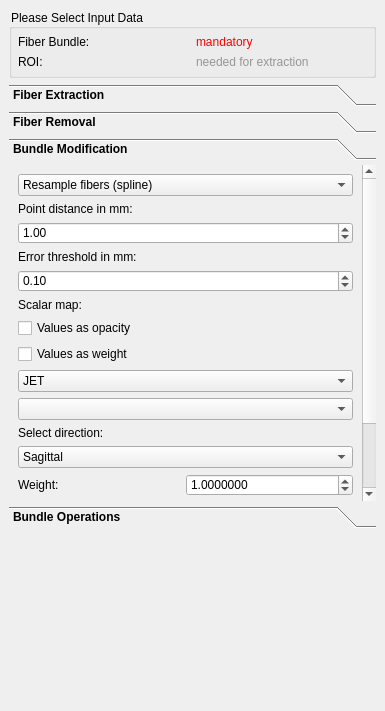
Before: the Qt Designer form Plugins/org.mitk.gui.qt.diffusionimaging.fiberprocessing/src/internal/QmitkFiberProcessingViewControls.ui in MIC-DKFZ/MITK-Diffusion, drawn with Qt 5.
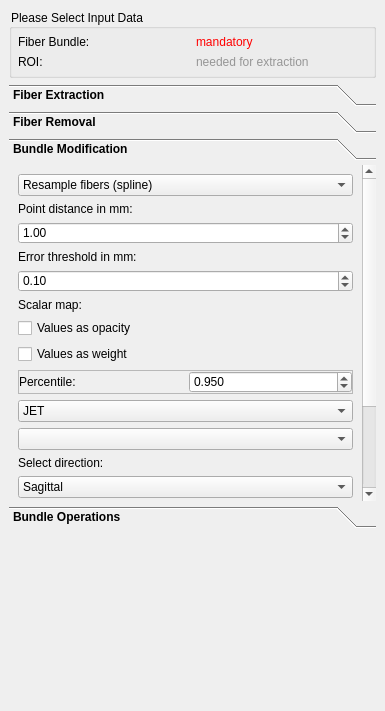
After: the same form once the commit is applied. The open tabs and pages were chosen to show the change. Icons and pictures are not drawn. Custom widgets are drawn as their Qt base class.

Patch:
```diff
--- a/Plugins/org.mitk.gui.qt.diffusionimaging.fiberprocessing/src/internal/QmitkFiberProcessingViewControls.ui
+++ b/Plugins/org.mitk.gui.qt.diffusionimaging.fiberprocessing/src/internal/QmitkFiberProcessingViewControls.ui
@@ -1133,7 +1133,7 @@
         <x>0</x>
         <y>0</y>
         <width>353</width>
-        <height>428</height>
+        <height>461</height>
        </rect>
       </property>
       <attribute name="label">
@@ -1276,6 +1276,9 @@
           <property name="verticalSpacing">
            <number>6</number>
           </property>
+          <item row="5" column="0">
+           <widget class="QmitkDataStorageComboBox" name="m_ColorMapBox"/>
+          </item>
           <item row="0" column="0">
            <widget class="QLabel" name="label_12">
             <property name="text">
@@ -1283,22 +1286,6 @@
             </property>
            </widget>
           </item>
-          <item row="4" column="0">
-           <widget class="QmitkDataStorageComboBox" name="m_ColorMapBox"/>
-          </item>
-          <item row="2" column="0">
-           <widget class="QCheckBox" name="m_ValueAsWeightBox">
-            <property name="toolTip">
-             <string>If checked, the (mean) unnormalized values per fiber are also used as fiber weights, e.g. the fiber length in mm.</string>
-            </property>
-            <property name="text">
-             <string>Values as weight</string>
-            </property>
-            <property name="checked">
-             <bool>false</bool>
-            </property>
-           </widget>
-          </item>
           <item row="1" column="0">
            <widget class="QCheckBox" name="m_FiberOpacityBox">
             <property name="toolTip">
@@ -1312,7 +1299,7 @@
             </property>
            </widget>
           </item>
-          <item row="3" column="0">
+          <item row="4" column="0">
            <widget class="QComboBox" name="m_LookupTableTypeBox">
             <item>
              <property name="text">
@@ -1356,6 +1343,69 @@
             </item>
            </widget>
           </item>
+          <item row="2" column="0">
+           <widget class="QCheckBox" name="m_ValueAsWeightBox">
+            <property name="toolTip">
+             <string>If checked, the (mean) unnormalized values per fiber are also used as fiber weights, e.g. the fiber length in mm.</string>
+            </property>
+            <property name="text">
+             <string>Values as weight</string>
+            </property>
+            <property name="checked">
+             <bool>false</bool>
+            </property>
+           </widget>
+          </item>
+          <item row="3" column="0">
+           <widget class="QFrame" name="frame_2">
+            <property name="frameShape">
+             <enum>QFrame::StyledPanel</enum>
+            </property>
+            <property name="frameShadow">
+             <enum>QFrame::Raised</enum>
+            </property>
+            <property name="lineWidth">
+             <number>0</number>
+            </property>
+            <layout class="QGridLayout" name="gridLayout_22">
+             <property name="leftMargin">
+              <number>0</number>
+             </property>
+             <property name="topMargin">
+              <number>0</number>
+             </property>
+             <property name="rightMargin">
+              <number>0</number>
+             </property>
+             <property name="bottomMargin">
+              <number>0</number>
+             </property>
+             <item row="0" column="0">
+              <widget class="QLabel" name="label_17">
+               <property name="text">
+                <string>Percentile:</string>
+               </property>
+              </widget>
+             </item>
+             <item row="0" column="1">
+              <widget class="QDoubleSpinBox" name="m_PercentileBox">
+               <property name="decimals">
+                <number>3</number>
+               </property>
+               <property name="maximum">
+                <double>1.000000000000000</double>
+               </property>
+               <property name="singleStep">
+                <double>0.100000000000000</double>
+               </property>
+               <property name="value">
+                <double>0.950000000000000</double>
+               </property>
+              </widget>
+             </item>
+            </layout>
+           </widget>
+          </item>
          </layout>
         </widget>
        </item>
```
Left out of the diff: 2 changed lines with no effect on the pictures.
